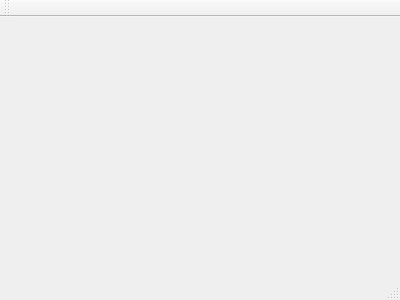
Before: the Qt Designer form mainwindow.ui in laban211/ADP, drawn with Qt 5.
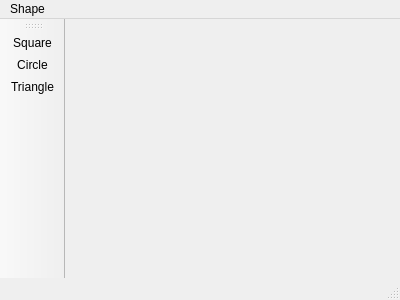
After: the same form once the commit is applied.

Commit message: Toolbar buttons

What changed in the file:
```diff
--- a/mainwindow.ui
+++ b/mainwindow.ui
@@ -12,13 +12,55 @@
   <property name="windowTitle" >
    <string>MainWindow</string>
   </property>
-  <widget class="QMenuBar" name="menuBar" />
-  <widget class="QToolBar" name="mainToolBar" />
-  <widget class="QWidget" name="centralWidget" />
-  <widget class="QStatusBar" name="statusBar" />
+  <widget class="QWidget" name="centralWidget"/>
+  <widget class="QMenuBar" name="menuBar">
+   <property name="geometry">
+    <rect>
+     <x>0</x>
+     <y>0</y>
+     <width>400</width>
+     <height>17</height>
+    </rect>
+   </property>
+   <widget class="QMenu" name="menuSquare">
+    <property name="title">
+     <string>Shape</string>
+    </property>
+    <addaction name="actionSquare"/>
+    <addaction name="actionCircle"/>
+    <addaction name="actionTriangle"/>
+   </widget>
+   <addaction name="menuSquare"/>
+  </widget>
+  <widget class="QToolBar" name="mainToolBar">
+   <attribute name="toolBarArea">
+    <enum>LeftToolBarArea</enum>
+   </attribute>
+   <attribute name="toolBarBreak">
+    <bool>false</bool>
+   </attribute>
+   <addaction name="actionSquare"/>
+   <addaction name="actionCircle"/>
+   <addaction name="actionTriangle"/>
+  </widget>
+  <widget class="QStatusBar" name="statusBar"/>
+  <action name="actionSquare">
+   <property name="text">
+    <string>Square</string>
+   </property>
+  </action>
+  <action name="actionCircle">
+   <property name="text">
+    <string>Circle</string>
+   </property>
+  </action>
+  <action name="actionTriangle">
+   <property name="text">
+    <string>Triangle</string>
+   </property>
+  </action>
  </widget>
- <layoutDefault spacing="6" margin="11" />
- <pixmapfunction></pixmapfunction>
+ <layoutdefault spacing="6" margin="11"/>
  <resources/>
  <connections/>
 </ui>
```
Left out of the diff: 7 changed lines with no effect on the pictures.
